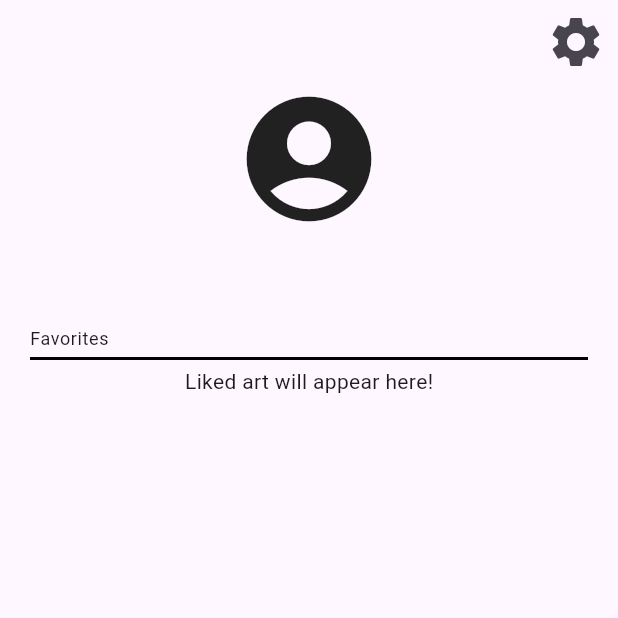
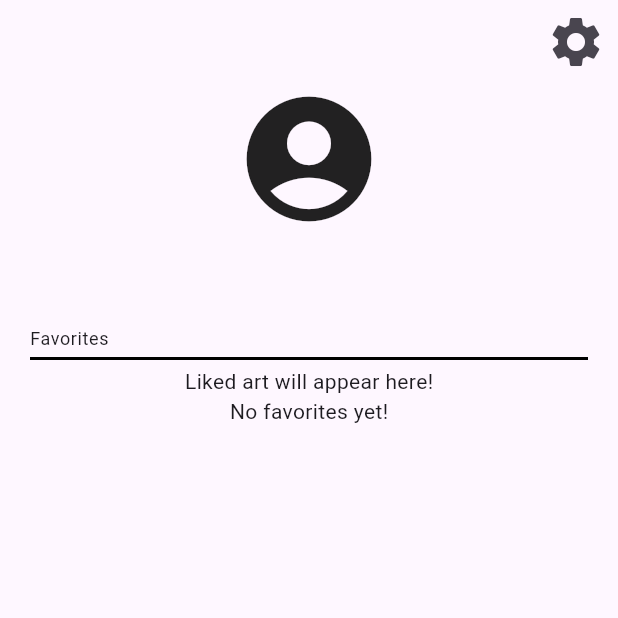
Before and after one commit to javierlinero/artmuseum, a Flutter app: the Profile screen opened directly, on a phone screen of 412 x 824 dp, the top half of it. Run offline on Flutter 3.47's test engine with Material 2 defaults, Android fonts, the phone set to English and light mode, and no system bars; our stand-ins replace another_flutter_splash_screen, appinio_swiper, auto_size_text, dio, equatable, firebase_auth and 10 more; missing offline and left inert: flutter_map_location_marker, flutter_map_marker_cluster; accounts and stored records are empty; network calls fail; statements that could not run were skipped.

Commit message:
Favorites (#27)
* setup endpoints, fixed script and db structure, FE

Co-authored-by: Nathan Beck <NotNate@users.noreply.github.com>

* integrate frontend with database

* favorites

---------

Co-authored-by: javierlinero <jl5951@princeton.edu>
Co-authored-by: Nathan Beck <NotNate@users.noreply.github.com>
Co-authored-by: anhkn <an7117@princeton.edu>

```diff
--- a/mobile/lib/main.dart
+++ b/mobile/lib/main.dart
@@ -32,7 +32,7 @@ class _MyAppState extends State<MyApp> {
           create: (context) => ArtworkBloc(),
         ),
         BlocProvider(create: (context) => ArtBloc(ArtworkRepository())),
-        BlocProvider(create: ((context) => AuthBloc(Auth())))
+        BlocProvider(create: ((context) => AuthBloc(AuthService())))
       ],
       child: MaterialApp(
         color: Colors.black,
--- a/mobile/lib/user_profile/bloc/auth_bloc.dart
+++ b/mobile/lib/user_profile/bloc/auth_bloc.dart
@@ -3,7 +3,7 @@ import 'package:flutter_bloc/flutter_bloc.dart';
 import 'package:puam_app/user_profile/index.dart';
 
 class AuthBloc extends Bloc<AuthEvent, AuthState> {
-  final Auth _authService;
+  final AuthService _authService;
 
   AuthBloc(this._authService) : super(AuthStateInitial()) {
     on<AuthEventInitialize>(_onInitialize);
--- a/mobile/lib/user_profile/domain/index.dart
+++ b/mobile/lib/user_profile/domain/index.dart
@@ -1 +1,4 @@
 export 'services/auth.dart';
+export 'services/favorites.dart';
+export 'models/fav.dart';
+export 'repository/user_profile_repo.dart';
--- /dev/null
+++ b/mobile/lib/user_profile/domain/models/fav.dart
@@ -0,0 +1,20 @@
+class Favorite {
+  final String imageURL;
+  final String artWorkID;
+
+  Favorite({
+    required this.imageURL,
+    required this.artWorkID,
+  });
+
+  factory Favorite.fromJson(List<dynamic> json) {
+    return Favorite(
+      imageURL: json[1] as String,
+      artWorkID: json[0].toString(),
+    );
+  }
+}
+
+List<Favorite> parseJson(List<dynamic> jsonList) {
+  return jsonList.map((json) => Favorite.fromJson(json)).toList();
+}
--- /dev/null
+++ b/mobile/lib/user_profile/domain/repository/user_profile_repo.dart
@@ -0,0 +1,14 @@
+import 'package:puam_app/user_profile/index.dart';
+
+class ProfileRepo {
+  final Future<String?> Function()? getToken;
+  final FavoritesService _favoritesService;
+
+  ProfileRepo({this.getToken, required FavoritesService favoritesService})
+      : _favoritesService = favoritesService;
+
+  Future<List<Favorite>> fetchFavorites() async {
+    String? token = await getToken!();
+    return await _favoritesService.fetchFavorites(token);
+  }
+}
--- a/mobile/lib/user_profile/domain/services/auth.dart
+++ b/mobile/lib/user_profile/domain/services/auth.dart
@@ -2,12 +2,16 @@ import 'package:firebase_auth/firebase_auth.dart';
 import 'package:google_sign_in/google_sign_in.dart';
 import 'package:dio/dio.dart';
 
-class Auth {
+class AuthService {
   final FirebaseAuth _firebaseAuth = FirebaseAuth.instance;
 
   User? get currentUser => _firebaseAuth.currentUser;
 
   Stream<User?> get authStateChanges => _firebaseAuth.authStateChanges();
+
+  Future<String?> getUserToken() async {
+    return await currentUser?.getIdToken() ?? '';
+  }
 
   Future<void> signInWithEmailAndPassword({
     required String email,
--- /dev/null
+++ b/mobile/lib/user_profile/domain/services/favorites.dart
@@ -0,0 +1,29 @@
+import 'package:dio/dio.dart';
+import 'package:flutter/material.dart';
+import 'package:puam_app/user_profile/index.dart';
+
+class FavoritesService {
+  final Dio dio = Dio();
+  final String serverUrl = "http://puamdns.ddns.net";
+
+  Future<List<Favorite>> fetchFavorites(String? token) async {
+    try {
+      // Prepare headers
+      Map<String, dynamic> headers = {
+        'Authorization': 'Bearer $token',
+        'Content-Type': 'application/json',
+      };
+      Response response = await dio.get(
+        '$serverUrl/user_favorites',
+        options: Options(headers: headers),
+      );
+
+      List<Favorite> favorites = parseJson(response.data);
+
+      return favorites;
+    } catch (error) {
+      debugPrint('$error');
+      return [];
+    }
+  }
+}
--- a/mobile/lib/user_profile/screens/profile_screen.dart
+++ b/mobile/lib/user_profile/screens/profile_screen.dart
@@ -11,16 +11,32 @@ class Profile extends StatefulWidget {
 }
 
 class _ProfileState extends State<Profile> {
+  late ProfileRepo _repo;
+  late AuthStateLoggedIn _currentState;
+
+  @override
+  void initState() {
+    super.initState();
+    _repo = ProfileRepo(
+      getToken: () => _currentState.user.getIdToken(),
+      favoritesService: FavoritesService(),
+    );
+  }
+
   @override
   Widget build(BuildContext context) {
-    return Scaffold(body: BlocBuilder<AuthBloc, AuthState>(
-      builder: (context, state) {
-        if (state is AuthStateLoggedIn) {
-          return _buildProfilePage(context, state);
-        } else
-          return SizedBox.shrink();
-      },
-    ));
+    return Scaffold(
+      body: BlocBuilder<AuthBloc, AuthState>(
+        builder: (context, state) {
+          if (state is AuthStateLoggedIn) {
+            _currentState = state; // Update the current state
+            return _buildProfilePage(context, state);
+          } else {
+            return SizedBox.shrink();
+          }
+        },
+      ),
+    );
   }
 
   Column _buildProfilePage(BuildContext context, AuthStateLoggedIn state) {
@@ -69,9 +85,41 @@ class _ProfileState extends State<Profile> {
         endIndent: 20,
         color: Colors.black,
       ),
-      Column(mainAxisAlignment: MainAxisAlignment.end, children: [
-        Text('Liked art will appear here!'),
-      ])
+      Text('Liked art will appear here!'), //message appears if no favorites
+      Expanded(
+        child: FutureBuilder<List<Favorite>>(
+          future: _repo.fetchFavorites(),
+          builder: (context, snapshot) {
+            if (snapshot.connectionState == ConnectionState.waiting) {
+              return CircularProgressIndicator(); // Show a loader
+            } else if (snapshot.hasError) {
+              return Text("Error: ${snapshot.error}"); // Handle error
+            } else if (snapshot.hasData) {
+              List<Favorite> favorites = snapshot.data ?? [];
+              if (favorites.isEmpty) {
+                return Text(
+                    'No favorites yet!'); // Show message if list is empty
+              }
+              return GridView.count(
+                crossAxisCount: 3,
+                children: List.generate(
+                  favorites.length,
+                  (index) {
+                    return Center(
+                      child: Image.network(
+                        '${favorites[index].imageURL}/full/pct:5/0/default.jpg',
+                        fit: BoxFit.fill,
+                      ),
+                    );
+                  },
+                ),
+              );
+            } else {
+              return Text('No data'); // Handle no data case
+            }
+          },
+        ),
+      ),
     ]);
   }
 }
```
Also changed, not shown: 1 other file.
